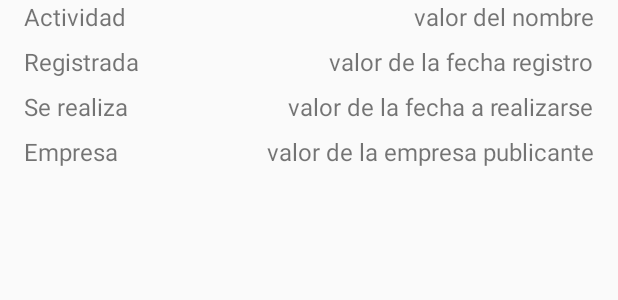
After one commit to pbada1996/goodjob, an Android app: the layout item_listado_actividad_empresa.xml on its own in the app's theme, with its tools: preview values and no code run, on a phone screen of 412 x 824 dp. The commit adds this screen. Shown: the top 300 px of the screen. Run offline under Robolectric (Android 15) with nearby library versions, the phone set to English and light mode, and no system bars; network calls fail; Roboto replaces fonts that are not available here.

Commit message:
servicio para listar actividades de empresas listo. falta viewholder, adapter, listener, recorrer los datos.

```diff
--- /dev/null
+++ b/goodjob/app/src/main/res/layout/item_listado_actividad_empresa.xml
@@ -0,0 +1,93 @@
+<?xml version="1.0" encoding="utf-8"?>
+<RelativeLayout xmlns:android="http://schemas.android.com/apk/res/android"
+    android:layout_width="match_parent"
+    android:layout_height="wrap_content"
+    android:layout_marginBottom="@dimen/default_margin_bottom"
+    android:orientation="vertical">
+
+    <TextView
+        android:id="@+id/actividadNombre"
+        android:layout_width="wrap_content"
+        android:layout_height="wrap_content"
+        android:layout_marginBottom="@dimen/small_margin_right"
+        android:paddingStart="@dimen/default_padding_left"
+        android:paddingEnd="@dimen/default_padding_right"
+        android:text="@string/actividad"
+        android:textSize="@dimen/text_size_listado_productos_espera" />
+
+    <TextView
+        android:id="@+id/tvActividadNombre"
+        android:layout_width="wrap_content"
+        android:layout_height="wrap_content"
+        android:layout_alignParentEnd="true"
+        android:layout_marginEnd="@dimen/default_margin_right"
+        android:layout_marginBottom="@dimen/small_margin_right"
+        android:text="valor del nombre"
+        android:textSize="@dimen/text_size_listado_productos_espera" />
+
+    <TextView
+        android:id="@+id/actividadFechaRegistro"
+        android:layout_width="wrap_content"
+        android:layout_height="wrap_content"
+        android:layout_below="@id/actividadNombre"
+        android:layout_marginBottom="@dimen/small_margin_right"
+        android:paddingStart="@dimen/default_padding_left"
+        android:paddingEnd="@dimen/default_padding_right"
+        android:text="@string/actividad_fecha_registro"
+        android:textSize="@dimen/text_size_listado_productos_espera" />
+
+    <TextView
+        android:id="@+id/tvActividadFechaRegistro"
+        android:layout_width="wrap_content"
+        android:layout_height="wrap_content"
+        android:layout_below="@+id/tvActividadNombre"
+        android:layout_alignParentEnd="true"
+        android:layout_marginEnd="@dimen/default_margin_right"
+        android:layout_marginBottom="@dimen/small_margin_right"
+        android:text="valor de la fecha registro"
+        android:textSize="@dimen/text_size_listado_productos_espera" />
+
+    <TextView
+        android:id="@+id/actividadFechaRealizarse"
+        android:layout_width="wrap_content"
+        android:layout_height="wrap_content"
+        android:layout_below="@id/actividadFechaRegistro"
+        android:layout_marginBottom="@dimen/small_margin_right"
+        android:paddingStart="@dimen/default_padding_left"
+        android:paddingEnd="@dimen/default_padding_right"
+        android:text="@string/actividad_fecha_realizarse"
+        android:textSize="@dimen/text_size_listado_productos_espera" />
+
+    <TextView
+        android:id="@+id/tvActividadFechaRealizarse"
+        android:layout_width="wrap_content"
+        android:layout_height="wrap_content"
+        android:layout_below="@+id/tvActividadFechaRegistro"
+        android:layout_alignParentEnd="true"
+        android:layout_marginEnd="@dimen/default_margin_right"
+        android:layout_marginBottom="@dimen/small_margin_right"
+        android:text="valor de la fecha a realizarse"
+        android:textSize="@dimen/text_size_listado_productos_espera" />
+
+    <TextView
+        android:id="@+id/actividadEmpresa"
+        android:layout_width="wrap_content"
+        android:layout_height="wrap_content"
+        android:layout_below="@+id/actividadFechaRealizarse"
+        android:layout_marginBottom="@dimen/small_margin_right"
+        android:paddingStart="@dimen/default_padding_left"
+        android:paddingEnd="@dimen/default_padding_right"
+        android:text="@string/actividad_empresa"
+        android:textSize="@dimen/text_size_listado_productos_espera" />
+
+    <TextView
+        android:id="@+id/tvActividadEmpresa"
+        android:layout_width="wrap_content"
+        android:layout_height="wrap_content"
+        android:layout_below="@+id/tvActividadFechaRealizarse"
+        android:layout_alignParentEnd="true"
+        android:layout_marginEnd="@dimen/default_margin_right"
+        android:layout_marginBottom="@dimen/small_margin_right"
+        android:text="valor de la empresa publicante"
+        android:textSize="@dimen/text_size_listado_productos_espera" />
+</RelativeLayout>
--- a/goodjob/app/src/main/res/values/strings.xml
+++ b/goodjob/app/src/main/res/values/strings.xml
@@ -176,5 +176,9 @@
     <string name="solicitud_actividades">Actividades</string>
     <string name="solicitud_productos">Productos</string>
     <string name="empresas_espera">Solicitudes de Empresas</string>
+    <string name="actividad">Actividad</string>
+    <string name="actividad_fecha_registro">Registrada</string>
+    <string name="actividad_fecha_realizarse">Se realiza</string>
+    <string name="actividad_empresa">Empresa</string>
 
 </resources>
```
Also changed, not shown: goodjob/app/src/main/java/com/example/goodjob/activities/MainActivity.java (+7 -1 lines), goodjob/app/src/main/java/com/example/goodjob/fragments/ListadoActividadEmpresaEstadoFragment.java (added, +66 -0 lines), goodjob/app/src/main/res/layout/fragment_listado_actividad_empresa_estado.xml (added, +22 -0 lines), 1 other file.
